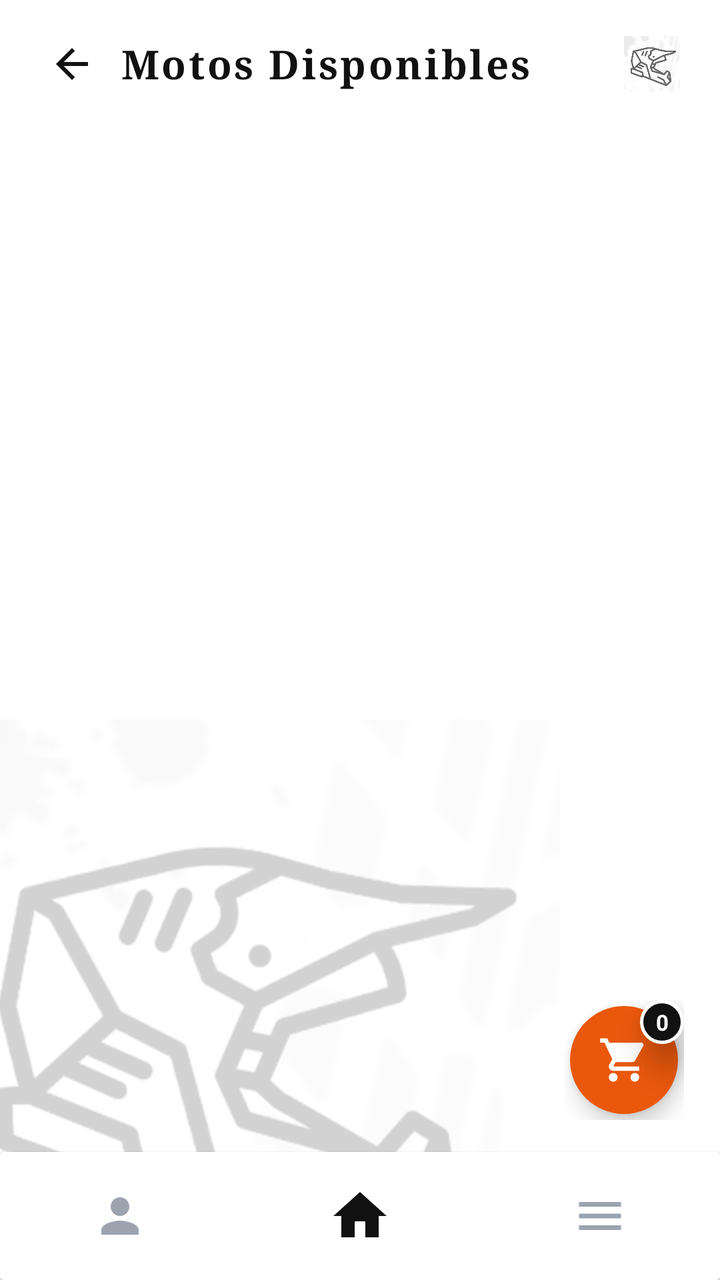
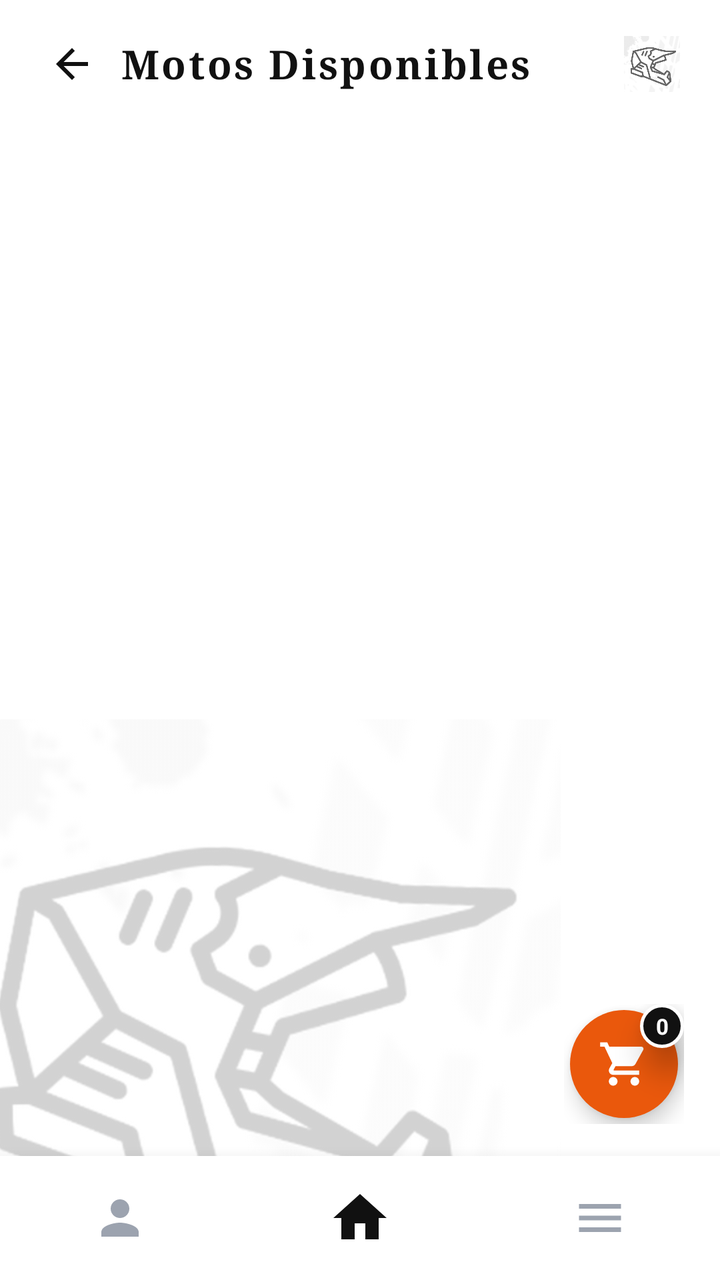

Two renders of the same Android screen: before a commit and after it. Below are the layout's source before the change and the commit's diff.
<!-- AndroidManifest.xml: application theme Theme.MiAPPBiker -->
<!-- res/layout/activity_motos_catalog.xml -->
<?xml version="1.0" encoding="utf-8"?>
<FrameLayout xmlns:android="http://schemas.android.com/apk/res/android"
    xmlns:app="http://schemas.android.com/apk/res-auto"
    xmlns:tools="http://schemas.android.com/tools"
    android:id="@+id/motos_catalog_root"
    android:layout_width="match_parent"
    android:layout_height="match_parent"
    android:background="@color/white">

    
    <ImageView
        android:id="@+id/iv_catalog_watermark"
        style="@style/MarcaAguaCasco"
        android:layout_gravity="bottom|start"
        android:layout_marginStart="-40dp"
        android:layout_marginBottom="-40dp" />

    <androidx.constraintlayout.widget.ConstraintLayout
        android:layout_width="match_parent"
        android:layout_height="match_parent">

        
        <LinearLayout
            android:id="@+id/ll_catalog_header"
            android:layout_width="0dp"
            android:layout_height="wrap_content"
            android:gravity="center_vertical"
            android:orientation="horizontal"
            android:paddingHorizontal="20dp"
            android:paddingTop="16dp"
            android:paddingBottom="12dp"
            app:layout_constraintEnd_toEndOf="parent"
            app:layout_constraintStart_toStartOf="parent"
            app:layout_constraintTop_toTopOf="parent">

            <ImageView
                android:id="@+id/btn_back_home"
                style="@style/BotonIconoNav"
                android:layout_width="32dp"
                android:layout_height="32dp"
                android:padding="4dp"
                android:src="@drawable/ic_arrow_back"
                app:tint="@color/biker_black"
                android:contentDescription="Regresar" />

            <TextView
                style="@style/TextoTituloVintage"
                android:layout_width="0dp"
                android:layout_height="wrap_content"
                android:layout_marginStart="8dp"
                android:layout_weight="1"
                android:text="Motos Disponibles" />

            <ImageView
                android:layout_width="28dp"
                android:layout_height="28dp"
                android:alpha="0.6"
                android:src="@drawable/ic_helmet_logo"
                android:contentDescription="Logo" />
        </LinearLayout>

        
        <ScrollView
            android:id="@+id/scroll_catalog"
            android:layout_width="0dp"
            android:layout_height="0dp"
            android:fillViewport="true"
            android:scrollbars="none"
            app:layout_constraintBottom_toTopOf="@+id/card_bottom_nav"
            app:layout_constraintEnd_toEndOf="parent"
            app:layout_constraintStart_toStartOf="parent"
            app:layout_constraintTop_toBottomOf="@+id/ll_catalog_header">

            <LinearLayout
                android:id="@+id/ll_motos_grid_container"
                android:layout_width="match_parent"
                android:layout_height="wrap_content"
                android:orientation="vertical"
                android:paddingHorizontal="10dp"
                android:paddingTop="6dp"
                android:paddingBottom="30dp">
                
            </LinearLayout>
        </ScrollView>

        
        <FrameLayout
            android:id="@+id/btn_floating_cart"
            android:layout_width="60dp"
            android:layout_height="60dp"
            android:layout_marginEnd="18dp"
            android:layout_marginBottom="16dp"
            android:clickable="true"
            android:focusable="true"
            app:layout_constraintBottom_toTopOf="@+id/card_bottom_nav"
            app:layout_constraintEnd_toEndOf="parent">

            <View
                android:layout_width="54dp"
                android:layout_height="54dp"
                android:layout_gravity="center"
                android:background="@drawable/bg_floating_cart"
                android:elevation="6dp" />

            <ImageView
                android:layout_width="26dp"
                android:layout_height="26dp"
                android:layout_gravity="center"
                android:elevation="8dp"
                android:src="@drawable/ic_shopping_cart"
                app:tint="@color/white"
                android:contentDescription="Carrito" />

            <TextView
                android:id="@+id/tv_cart_badge"
                android:layout_width="22dp"
                android:layout_height="22dp"
                android:layout_gravity="top|end"
                android:background="@drawable/bg_badge_circle"
                android:elevation="10dp"
                android:gravity="center"
                android:text="0"
                android:textColor="@color/white"
                android:textSize="11sp"
                android:textStyle="bold" />
        </FrameLayout>

        
        <androidx.cardview.widget.CardView
            android:id="@+id/card_bottom_nav"
            style="@style/BarraNavegacionInferior"
            android:layout_width="0dp"
            app:layout_constraintBottom_toBottomOf="parent"
            app:layout_constraintEnd_toEndOf="parent"
            app:layout_constraintStart_toStartOf="parent">

            <LinearLayout
                android:layout_width="match_parent"
                android:layout_height="match_parent"
                android:gravity="center"
                android:orientation="horizontal"
                android:weightSum="3">

                
                <FrameLayout
                    android:id="@+id/nav_btn_profile"
                    style="@style/ItemNavegacion">

                    <ImageView
                        android:layout_width="28dp"
                        android:layout_height="28dp"
                        android:layout_gravity="center"
                        android:src="@drawable/ic_person"
                        app:tint="@color/biker_gray_muted"
                        android:contentDescription="Perfil" />
                </FrameLayout>

                
                <FrameLayout
                    android:id="@+id/nav_btn_home"
                    style="@style/ItemNavegacion">

                    <ImageView
                        android:layout_width="32dp"
                        android:layout_height="32dp"
                        android:layout_gravity="center"
                        android:src="@drawable/ic_home"
                        app:tint="@color/biker_black"
                        android:contentDescription="Inicio" />
                </FrameLayout>

                
                <FrameLayout
                    android:id="@+id/nav_btn_locations"
                    style="@style/ItemNavegacion">

                    <ImageView
                        android:layout_width="28dp"
                        android:layout_height="28dp"
                        android:layout_gravity="center"
                        android:src="@drawable/ic_menu"
                        app:tint="@color/biker_gray_muted"
                        android:contentDescription="Menu" />
                </FrameLayout>
            </LinearLayout>
        </androidx.cardview.widget.CardView>

    </androidx.constraintlayout.widget.ConstraintLayout>
</FrameLayout>
<!-- resources referenced by this layout -->
<resources>
  <color name="biker_black">#111111</color>
  <color name="biker_gray_muted">#9CA3AF</color>
  <color name="white">#FFFFFFFF</color>
  <!-- drawable bg_badge_circle (drawable) -->
  <?xml version="1.0" encoding="utf-8"?>
  <shape xmlns:android="http://schemas.android.com/apk/res/android"
      android:shape="oval">
      <solid android:color="#111111" />
      <stroke android:width="1.5dp" android:color="#FFFFFF" />
  </shape>
  <!-- drawable bg_floating_cart (drawable) -->
  <?xml version="1.0" encoding="utf-8"?>
  <shape xmlns:android="http://schemas.android.com/apk/res/android"
      android:shape="oval">
      <solid android:color="#EA580C" />
  </shape>
  <!-- drawable ic_arrow_back (drawable) -->
  <vector xmlns:android="http://schemas.android.com/apk/res/android"
      android:width="24dp"
      android:height="24dp"
      android:viewportWidth="24"
      android:viewportHeight="24">
      <path
          android:fillColor="#111111"
          android:pathData="M20,11H7.83l5.59,-5.59L12,4l-8,8 8,8 1.41,-1.41L7.83,13H20v-2z" />
  </vector>
  <!-- drawable ic_home (drawable) -->
  <vector xmlns:android="http://schemas.android.com/apk/res/android"
      android:width="28dp"
      android:height="28dp"
      android:viewportWidth="24"
      android:viewportHeight="24">
      <path
          android:fillColor="#FF000000"
          android:pathData="M10,20v-6h4v6h5v-8h3L12,3 2,12h3v8z" />
  </vector>
  <!-- drawable ic_menu (drawable) -->
  <vector xmlns:android="http://schemas.android.com/apk/res/android"
      android:width="28dp"
      android:height="28dp"
      android:viewportWidth="24"
      android:viewportHeight="24">
      <path
          android:fillColor="#FF000000"
          android:pathData="M3,18h18v-2L3,16v2zM3,13h18v-2L3,11v2zM3,6v2h18L21,6L3,6z" />
  </vector>
  <!-- drawable ic_person (drawable) -->
  <vector xmlns:android="http://schemas.android.com/apk/res/android"
      android:width="28dp"
      android:height="28dp"
      android:viewportWidth="24"
      android:viewportHeight="24">
      <path
          android:fillColor="#FF000000"
          android:pathData="M12,12c2.21,0 4,-1.79 4,-4s-1.79,-4 -4,-4 -4,1.79 -4,4 1.79,4 4,4zM12,14c-2.67,0 -8,1.34 -8,4v2h16v-2c0,-2.66 -5.33,-4 -8,-4z" />
  </vector>
  <style name="BarraNavegacionInferior">
          <item name="android:layout_width">match_parent</item>
          <item name="android:layout_height">64dp</item>
          <item name="android:background">@color/white</item>
          <item name="android:elevation">12dp</item>
          <item name="android:gravity">center</item>
          <item name="android:orientation">horizontal</item>
      </style>
  <style name="BotonIconoNav">
          <item name="android:layout_width">38dp</item>
          <item name="android:layout_height">38dp</item>
          <item name="android:background">?attr/selectableItemBackgroundBorderless</item>
          <item name="android:clickable">true</item>
          <item name="android:focusable">true</item>
          <item name="android:padding">6dp</item>
              </style>
  <style name="ItemNavegacion">
          <item name="android:layout_width">0dp</item>
          <item name="android:layout_height">match_parent</item>
          <item name="android:layout_weight">1</item>
          <item name="android:clickable">true</item>
          <item name="android:focusable">true</item>
          <item name="android:foreground">?attr/selectableItemBackgroundBorderless</item>
      </style>
  <style name="TextoTituloVintage">
          <item name="android:fontFamily">serif</item>
          <item name="android:textColor">@color/biker_black</item>
          <item name="android:textSize">20sp</item>
          <item name="android:textStyle">bold</item>
          <item name="android:letterSpacing">0.06</item>
      </style>
  <style name="Theme.MiAPPBiker" parent="Base.Theme.MiAPPBiker" />
  <style name="Base.Theme.MiAPPBiker" parent="Theme.Material3.DayNight.NoActionBar">
          
          
      </style>
  <!-- unchanged entries left out for length: 3 -->
</resources>

<!-- the commit's change to res/layout/activity_motos_catalog.xml (unified diff, before → after) -->
@@ -84,106 +84,107 @@
         </ScrollView>
 
         
-        <FrameLayout
-            android:id="@+id/btn_floating_cart"
-            android:layout_width="60dp"
-            android:layout_height="60dp"
-            android:layout_marginEnd="18dp"
-            android:layout_marginBottom="16dp"
-            android:clickable="true"
-            android:focusable="true"
-            app:layout_constraintBottom_toTopOf="@+id/card_bottom_nav"
-            app:layout_constraintEnd_toEndOf="parent">
-
-            <View
-                android:layout_width="54dp"
-                android:layout_height="54dp"
-                android:layout_gravity="center"
-                android:background="@drawable/bg_floating_cart"
-                android:elevation="6dp" />
-
-            <ImageView
-                android:layout_width="26dp"
-                android:layout_height="26dp"
-                android:layout_gravity="center"
-                android:elevation="8dp"
-                android:src="@drawable/ic_shopping_cart"
-                app:tint="@color/white"
-                android:contentDescription="Carrito" />
-
-            <TextView
-                android:id="@+id/tv_cart_badge"
-                android:layout_width="22dp"
-                android:layout_height="22dp"
-                android:layout_gravity="top|end"
-                android:background="@drawable/bg_badge_circle"
-                android:elevation="10dp"
-                android:gravity="center"
-                android:text="0"
-                android:textColor="@color/white"
-                android:textSize="11sp"
-                android:textStyle="bold" />
-        </FrameLayout>
+        <include layout="@layout/layout_floating_cart" />
 
         
-        <androidx.cardview.widget.CardView
-            android:id="@+id/card_bottom_nav"
-            style="@style/BarraNavegacionInferior"
-            android:layout_width="0dp"
-            app:layout_constraintBottom_toBottomOf="parent"
-            app:layout_constraintEnd_toEndOf="parent"
-            app:layout_constraintStart_toStartOf="parent">
-
-            <LinearLayout
-                android:layout_width="match_parent"
-                android:layout_height="match_parent"
-                android:gravity="center"
-                android:orientation="horizontal"
-                android:weightSum="3">
-
-                
-                <FrameLayout
-                    android:id="@+id/nav_btn_profile"
-                    style="@style/ItemNavegacion">
-
-                    <ImageView
-                        android:layout_width="28dp"
-                        android:layout_height="28dp"
-                        android:layout_gravity="center"
-                        android:src="@drawable/ic_person"
-                        app:tint="@color/biker_gray_muted"
-                        android:contentDescription="Perfil" />
-                </FrameLayout>
-
-                
-                <FrameLayout
-                    android:id="@+id/nav_btn_home"
-                    style="@style/ItemNavegacion">
-
-                    <ImageView
-                        android:layout_width="32dp"
-                        android:layout_height="32dp"
-                        android:layout_gravity="center"
-                        android:src="@drawable/ic_home"
-                        app:tint="@color/biker_black"
-                        android:contentDescription="Inicio" />
-                </FrameLayout>
-
-                
-                <FrameLayout
-                    android:id="@+id/nav_btn_locations"
-                    style="@style/ItemNavegacion">
-
-                    <ImageView
-                        android:layout_width="28dp"
-                        android:layout_height="28dp"
-                        android:layout_gravity="center"
-                        android:src="@drawable/ic_menu"
-                        app:tint="@color/biker_gray_muted"
-                        android:contentDescription="Menu" />
-                </FrameLayout>
-            </LinearLayout>
-        </androidx.cardview.widget.CardView>
+        <include layout="@layout/layout_bottom_nav" />
 
     </androidx.constraintlayout.widget.ConstraintLayout>
 </FrameLayout>
+<!-- res/layout/layout_floating_cart.xml (included above) -->
+<?xml version="1.0" encoding="utf-8"?>
+<FrameLayout xmlns:android="http://schemas.android.com/apk/res/android"
+    xmlns:app="http://schemas.android.com/apk/res-auto"
+    android:id="@+id/btn_floating_cart"
+    android:layout_width="60dp"
+    android:layout_height="60dp"
+    android:layout_marginEnd="18dp"
+    android:layout_marginBottom="16dp"
+    android:clickable="true"
+    android:focusable="true"
+    app:layout_constraintBottom_toTopOf="@+id/ll_bottom_nav"
+    app:layout_constraintEnd_toEndOf="parent">
+
+    <View
+        android:layout_width="54dp"
+        android:layout_height="54dp"
+        android:layout_gravity="center"
+        android:background="@drawable/bg_floating_cart"
+        android:elevation="6dp" />
+
+    <ImageView
+        android:layout_width="26dp"
+        android:layout_height="26dp"
+        android:layout_gravity="center"
+        android:contentDescription="Carrito"
+        android:elevation="8dp"
+        android:src="@drawable/ic_shopping_cart"
+        app:tint="@color/white" />
+
+    <TextView
+        android:id="@+id/tv_cart_badge"
+        android:layout_width="22dp"
+        android:layout_height="22dp"
+        android:layout_gravity="top|end"
+        android:background="@drawable/bg_badge_circle"
+        android:elevation="10dp"
+        android:gravity="center"
+        android:text="0"
+        android:textColor="@color/white"
+        android:textSize="11sp"
+        android:textStyle="bold" />
+</FrameLayout>
+<!-- res/layout/layout_bottom_nav.xml (included above) -->
+<?xml version="1.0" encoding="utf-8"?>
+<LinearLayout xmlns:android="http://schemas.android.com/apk/res/android"
+    xmlns:app="http://schemas.android.com/apk/res-auto"
+    android:id="@+id/ll_bottom_nav"
+    style="@style/BarraNavegacionInferior"
+    android:layout_width="match_parent"
+    android:layout_height="62dp"
+    app:layout_constraintBottom_toBottomOf="parent"
+    app:layout_constraintEnd_toEndOf="parent"
+    app:layout_constraintStart_toStartOf="parent">
+
+    
+    <FrameLayout
+        android:id="@+id/nav_btn_profile"
+        style="@style/ItemNavegacion">
+
+        <ImageView
+            android:layout_width="28dp"
+            android:layout_height="28dp"
+            android:layout_gravity="center"
+            android:contentDescription="Perfil"
+            android:src="@drawable/ic_person"
+            app:tint="@color/biker_gray_muted" />
+    </FrameLayout>
+
+    
+    <FrameLayout
+        android:id="@+id/nav_btn_home"
+        style="@style/ItemNavegacion">
+
+        <ImageView
+            android:layout_width="32dp"
+            android:layout_height="32dp"
+            android:layout_gravity="center"
+            android:contentDescription="Home"
+            android:src="@drawable/ic_home"
+            app:tint="@color/biker_black" />
+    </FrameLayout>
+
+    
+    <FrameLayout
+        android:id="@+id/nav_btn_menu"
+        style="@style/ItemNavegacion">
+
+        <ImageView
+            android:layout_width="28dp"
+            android:layout_height="28dp"
+            android:layout_gravity="center"
+            android:contentDescription="Menu"
+            android:src="@drawable/ic_menu"
+            app:tint="@color/biker_gray_muted" />
+    </FrameLayout>
+</LinearLayout>
